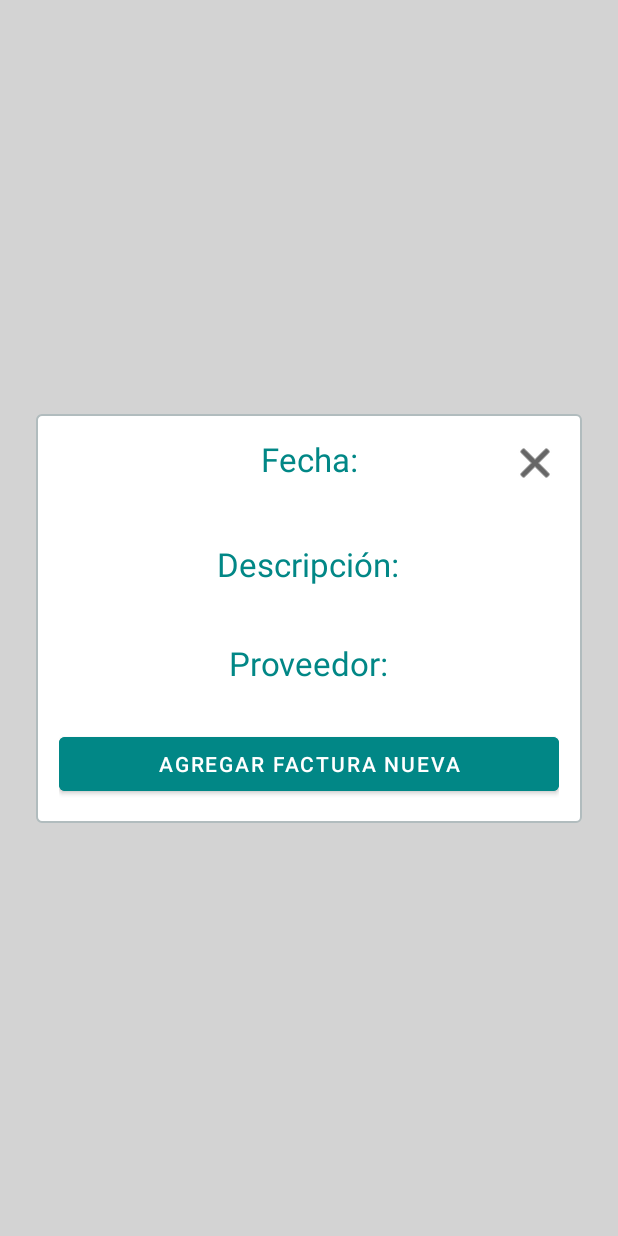
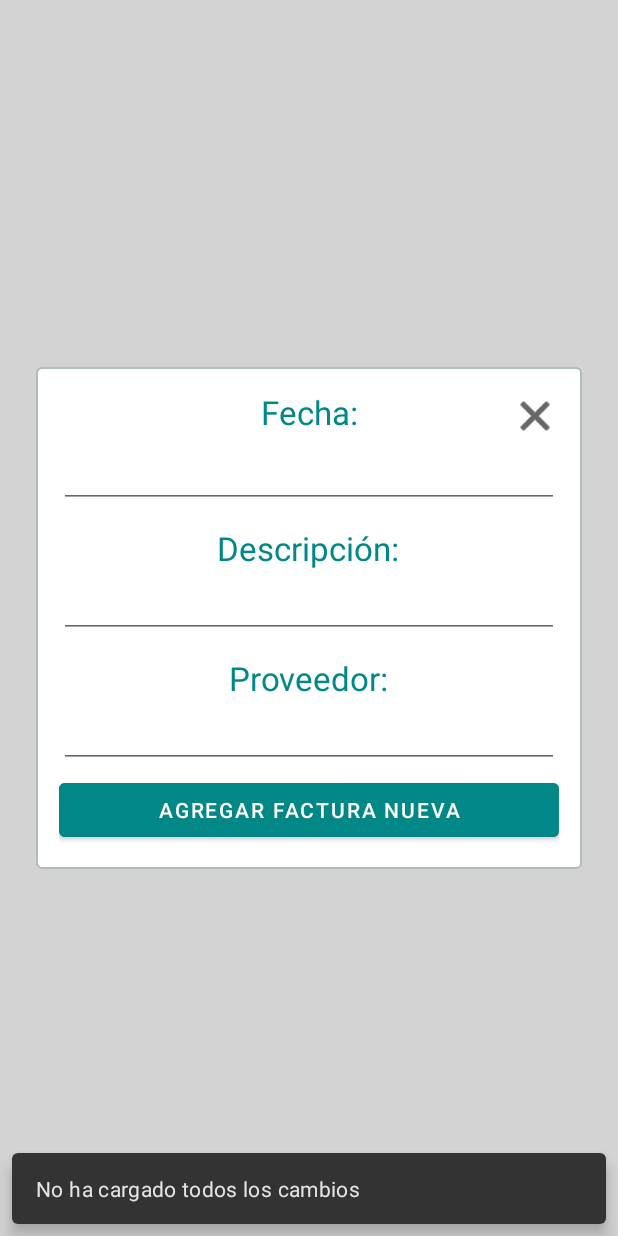
Before and after one commit to Maxrod98/CartoApp, an Android app: the fragment InsertInvoiceF placed in its activity, after a tap on "AGREGAR FACTURA NUEVA", on a phone screen of 412 x 824 dp. Run offline under Robolectric (Android 15) with nearby library versions, the phone set to English and light mode, and no system bars; our stand-ins replace Room's generated code, RxJava; 2 statements that could not run were skipped.

Commit message:
Cambios generales la mayoria de mejora de experiencia de usuario

```diff
--- a/CartoApp/app/src/main/AndroidManifest.xml
+++ b/CartoApp/app/src/main/AndroidManifest.xml
@@ -13,7 +13,8 @@
             android:name=".ui.MainActivity"
             android:label="@string/app_name"
             android:screenOrientation="fullSensor"
-            android:theme="@style/Theme.CartoApp.NoActionBar" >
+            android:theme="@style/Theme.CartoApp.NoActionBar"
+            android:windowSoftInputMode="adjustResize">
             <intent-filter>
                 <action android:name="android.intent.action.MAIN" />
 
--- a/CartoApp/app/src/main/java/com/ecarto/cartoapp/database/Entities/ExtendedInvoiceEntity.java
+++ b/CartoApp/app/src/main/java/com/ecarto/cartoapp/database/Entities/ExtendedInvoiceEntity.java
@@ -1,4 +1,6 @@
 package com.ecarto.cartoapp.database.Entities;
+
+import com.ecarto.cartoapp.utils.StringUtils;
 
 public class ExtendedInvoiceEntity extends InvoiceEntity {
     private Integer totalCost;
@@ -11,4 +13,8 @@ public class ExtendedInvoiceEntity extends InvoiceEntity {
         this.totalCost = totalCost;
     }
 
+    @Override
+    public String toString() {
+        return getSeller() + ' ' + getDescription() + ' ' + StringUtils.formatDateFromLong(getDate()) + " " + StringUtils.formateDateToMonth(getDate());
+    }
 }
--- a/CartoApp/app/src/main/java/com/ecarto/cartoapp/ui/Invoice/InsertInvoiceF.java
+++ b/CartoApp/app/src/main/java/com/ecarto/cartoapp/ui/Invoice/InsertInvoiceF.java
@@ -19,6 +19,7 @@ import com.ecarto.cartoapp.database.Entities.InvoiceEntity;
 import com.ecarto.cartoapp.database.Repositories.InvoiceRepository;
 import com.ecarto.cartoapp.databinding.DialogInsertInvoiceEntityBinding;
 import com.ecarto.cartoapp.utils.StringUtils;
+import com.google.android.material.snackbar.Snackbar;
 
 import java.util.Calendar;
 
@@ -52,9 +53,6 @@ public class InsertInvoiceF extends Fragment {
         return binding.getRoot();
     }
 
-
-
-
     private void initElems() {
         invoiceRepository = new InvoiceRepository(getActivity().getApplication());
         sharedPreferences = this.getActivity().getSharedPreferences(getString(R.string.sharedPreferences), Activity.MODE_PRIVATE);
@@ -87,7 +85,12 @@ public class InsertInvoiceF extends Fragment {
 
     private void initListeners() {
         binding.btnAddInvoice.setOnClickListener((p) -> {
-            createAndSendEntity();
+            if (binding.etSeller.getText().toString().isEmpty() || binding.etDescription.getText().toString().isEmpty()){
+                Snackbar.make(binding.getRoot(), "No ha cargado todos los cambios", Snackbar.LENGTH_LONG).show();
+            } else {
+                createAndSendEntity();
+            }
+
         });
         binding.imgClose.setOnClickListener((v) -> {
             NavHostFragment.findNavController(this).popBackStack();
@@ -110,7 +113,6 @@ public class InsertInvoiceF extends Fragment {
 
     public void createAndSendEntity() {
         InvoiceEntity entity = new InvoiceEntity();
-
         if (invoiceID == 0) invoiceID = null;
 
         entity.setDate(StringUtils.formatDateFromString(binding.etDateInvoice.getText().toString()));
@@ -120,6 +122,7 @@ public class InsertInvoiceF extends Fragment {
         entity.setInvoiceID(invoiceID);
         invoiceRepository.insert(entity).subscribeOn(Schedulers.io()).blockingGet();
 
+        Snackbar.make(binding.getRoot(), invoiceID == null ? "Factura agregada correctamente." : "Factura editada correctamente.", Snackbar.LENGTH_SHORT).show();
         NavHostFragment.findNavController(this).popBackStack();
     }
 
--- a/CartoApp/app/src/main/java/com/ecarto/cartoapp/ui/InvoiceDetail/InsertInvoiceDetailF.java
+++ b/CartoApp/app/src/main/java/com/ecarto/cartoapp/ui/InvoiceDetail/InsertInvoiceDetailF.java
@@ -108,6 +108,9 @@ public class InsertInvoiceDetailF extends Fragment {
                     invoiceDetailEntity.setInvoiceDetailID(invoiceDetailID == 0 ? null : invoiceDetailID); //makes sure that a new detail entity is inserted or the detail entity is updated
                     invoiceDetailEntity.setCostOfItem(Integer.valueOf(quantity));
                     invoiceRepository.insert(invoiceDetailEntity).subscribeOn(Schedulers.io()).blockingGet();
+
+                    if (invoiceDetailID != 0) //adding snack bars to adding products may be tedious for the user
+                        Snackbar.make(binding.getRoot(),"Articulo editado correctamente.", Snackbar.LENGTH_SHORT).show();
                     NavHostFragment.findNavController(this).popBackStack();
                 } catch (Exception e) {
                     Snackbar.make(binding.getRoot(), "Error al cargar la cantidad, cheque que introduzca el numero correcto.", Snackbar.LENGTH_LONG).show();
--- a/CartoApp/app/src/main/java/com/ecarto/cartoapp/ui/InvoiceDetail/InvoiceDetailA.java
+++ b/CartoApp/app/src/main/java/com/ecarto/cartoapp/ui/InvoiceDetail/InvoiceDetailA.java
@@ -47,6 +47,7 @@ public class InvoiceDetailA extends RecyclerView.Adapter<InvoiceDetailA.InvoiceD
         holder.txtQuantity.setText(StringUtils.formatMoney(elements.get(position).getCostOfItem()));
         boolean hasFiles = elements.get(position).getNumFiles() > 0;
         holder.imgFileAttached.setAlpha(!hasFiles ? 0.3f : 1.0f);
+        holder.imgNotesAttached.setAlpha(elements.get(position).getNotes() == null || elements.get(position).getNotes().isEmpty() ? 0.3f : 1.0f);
 
         holder.invoiceDetailItem.setOnClickListener((v) -> {
             selector.onItemClickSelection(position);
@@ -68,6 +69,7 @@ public class InvoiceDetailA extends RecyclerView.Adapter<InvoiceDetailA.InvoiceD
         public ImageView imgFileAttached;
         public ConstraintLayout invoiceDetailItem;
         public View invoiceDetailItemSelector;
+        public ImageView imgNotesAttached;
 
         public InvoiceDetailViewHolder(@NonNull View itemView) {
             super(itemView);
@@ -76,6 +78,7 @@ public class InvoiceDetailA extends RecyclerView.Adapter<InvoiceDetailA.InvoiceD
             imgFileAttached = itemView.findViewById(R.id.imgFileAttached);
             invoiceDetailItem = itemView.findViewById(R.id.invoice_detail_item);
             invoiceDetailItemSelector = itemView.findViewById(R.id.invoice_detail_item_selector);
+            imgNotesAttached = itemView.findViewById(R.id.imgNotesAttached);
         }
     }
 
--- a/CartoApp/app/src/main/res/layout/dialog_insert_invoice_detail.xml
+++ b/CartoApp/app/src/main/res/layout/dialog_insert_invoice_detail.xml
@@ -91,7 +91,8 @@
             app:layout_constraintEnd_toEndOf="parent"
             app:layout_constraintStart_toStartOf="parent"
             android:layout_marginHorizontal="15dp"
-            app:layout_constraintTop_toBottomOf="@+id/txtProduct_insert_detail" />
+            app:layout_constraintTop_toBottomOf="@+id/txtProduct_insert_detail"
+            android:background="@drawable/rounded_corner"/>
 
         <ImageView
             android:id="@+id/imgClose"
--- a/CartoApp/app/src/main/res/layout/dialog_insert_invoice_entity.xml
+++ b/CartoApp/app/src/main/res/layout/dialog_insert_invoice_entity.xml
@@ -46,7 +46,6 @@
             android:layout_width="match_parent"
             android:layout_height="wrap_content"
             android:layout_marginBottom="12dp"
-            android:background="@color/white"
             android:ems="10"
             android:inputType="textPersonName"
             app:layout_constraintBottom_toTopOf="@+id/add_invoice_lblSeller"
@@ -59,7 +58,6 @@
             android:layout_width="match_parent"
             android:layout_height="wrap_content"
             android:layout_marginBottom="4dp"
-            android:background="@color/white"
             android:ems="10"
             android:inputType="textPersonName"
             app:layout_constraintBottom_toTopOf="@+id/btnAddInvoice"
@@ -91,7 +89,6 @@
             android:layout_width="match_parent"
             android:layout_height="wrap_content"
             android:layout_marginBottom="12dp"
-            android:background="@color/white"
             android:ems="10"
             android:inputType="date"
             android:textAlignment="center"
--- a/CartoApp/app/src/main/res/layout/dialog_invoice_detail_options.xml
+++ b/CartoApp/app/src/main/res/layout/dialog_invoice_detail_options.xml
@@ -5,16 +5,18 @@
     android:layout_width="match_parent"
     android:layout_height="match_parent"
     android:padding="@dimen/margin_vertical"
-    tools:context=".ui.InvoiceDetail.InvoiceDetailOptionsF">
+    tools:context=".ui.InvoiceDetail.InvoiceDetailOptionsF"
+    android:background="@color/light_grey">
 
     <LinearLayout
         android:layout_width="match_parent"
-        android:layout_height="match_parent"
+        android:layout_height="wrap_content"
         android:orientation="vertical"
         app:layout_constraintBottom_toBottomOf="parent"
         app:layout_constraintEnd_toEndOf="parent"
         app:layout_constraintStart_toStartOf="parent"
         app:layout_constraintTop_toTopOf="parent"
+        android:layout_margin="15dp"
         >
 
         <com.google.android.material.button.MaterialButton
--- a/CartoApp/app/src/main/res/navigation/nav_graph.xml
+++ b/CartoApp/app/src/main/res/navigation/nav_graph.xml
@@ -26,7 +26,11 @@
             app:popExitAnim="@android:anim/slide_out_right" />
         <action
             android:id="@+id/action_invoiceFragment_to_insertInvoiceDialog2"
-            app:destination="@id/insertInvoiceDialog2" />
+            app:destination="@id/insertInvoiceDialog2"
+            app:enterAnim="@anim/fade_in"
+            app:exitAnim="@anim/fade_out"
+            app:popEnterAnim="@anim/fade_in"
+            app:popExitAnim="@anim/fade_out" />
     </fragment>
     <fragment
         android:id="@+id/invoiceDetailFragment"
@@ -38,7 +42,11 @@
             app:argType="integer" />
         <action
             android:id="@+id/action_invoiceDetailFragment_to_insertInvoiceDetailDialog"
-            app:destination="@id/insertInvoiceDetailDialog" />
+            app:destination="@id/insertInvoiceDetailDialog"
+            app:enterAnim="@anim/fade_in"
+            app:exitAnim="@anim/fade_out"
+            app:popEnterAnim="@anim/fade_in"
+            app:popExitAnim="@anim/fade_out" />
         <action
             android:id="@+id/action_invoiceDetailFragment_to_invoiceDetailOptionsDialog"
             app:destination="@id/invoiceDetailOptionsDialog"
@@ -92,11 +100,19 @@
         <action
             android:id="@+id/action_invoiceDetailOptionsDialog_to_showNotesDialog"
             app:destination="@id/showNotesDialog"
+            app:enterAnim="@anim/fade_in"
+            app:exitAnim="@anim/fade_out"
+            app:popEnterAnim="@anim/fade_in"
+            app:popExitAnim="@anim/fade_out"
             app:popUpTo="@id/invoiceDetailFragment"
             app:popUpToInclusive="false" />
         <action
             android:id="@+id/action_invoiceDetailOptionsDialog_to_insertInvoiceDetailDialog"
             app:destination="@id/insertInvoiceDetailDialog"
+            app:enterAnim="@anim/fade_in"
+            app:exitAnim="@anim/fade_out"
+            app:popEnterAnim="@anim/fade_in"
+            app:popExitAnim="@anim/fade_out"
             app:popUpTo="@id/invoiceDetailFragment" />
         <argument android:name="SelectedInvoiceDetailID"
             app:argType="integer" />
```
Also changed, not shown: CartoApp/app/src/main/java/com/ecarto/cartoapp/ui/Invoice/InvoiceF.java (+11 -5 lines), CartoApp/app/src/main/java/com/ecarto/cartoapp/ui/InvoiceDetail/ShowNotesF.java (+9 -1 lines), CartoApp/app/src/main/java/com/ecarto/cartoapp/utils/Selector.java (+25 -9 lines), CartoApp/app/src/main/res/layout/dialog_show_notes.xml (+55 -20 lines), CartoApp/app/src/main/res/layout/invoice_detail_item.xml (+9 -1 lines).
